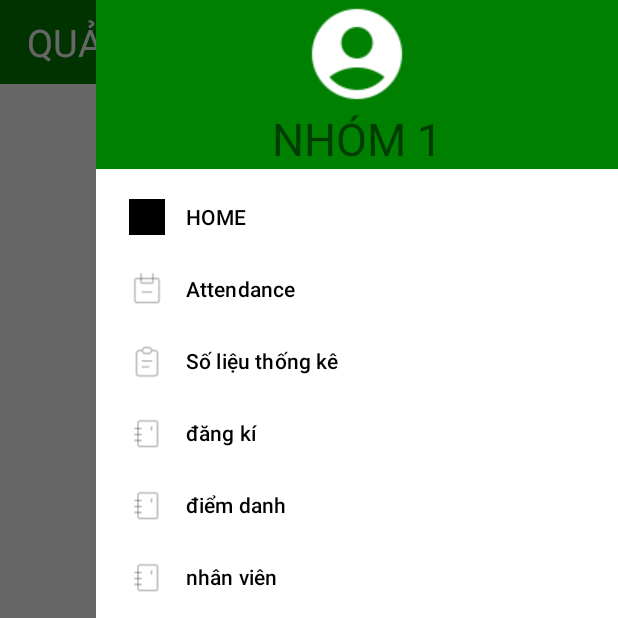
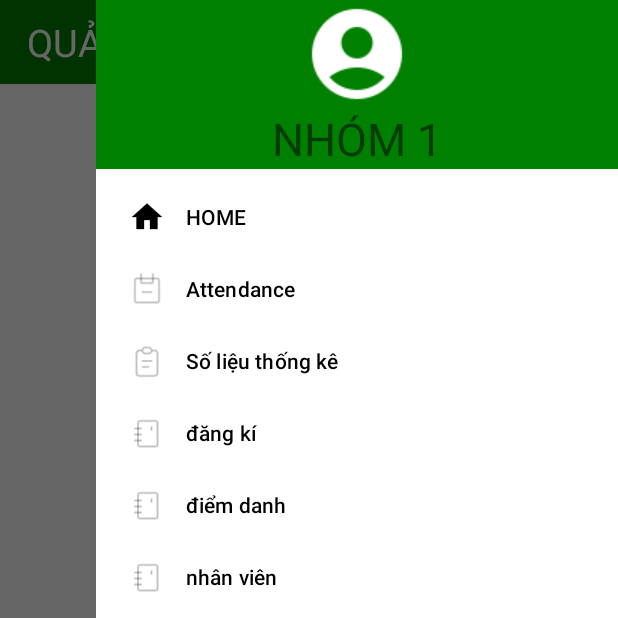
Before and after one commit to Anteel1/quanlinhanvien, an Android app: the screen it shows after launch (TrangChuActivity), with the side drawer open, on a phone screen of 412 x 824 dp, the top half of it. Run offline under Robolectric (Android 15) with nearby library versions, the phone set to English and light mode, and no system bars.

Commit message:
sửa icon home

```diff
--- a/app/src/main/res/menu/menu_nav.xml
+++ b/app/src/main/res/menu/menu_nav.xml
@@ -3,7 +3,7 @@
 
     <item
         android:id="@+id/menu_home"
-        android:icon="@drawable/group"
+        android:icon="@drawable/ic_home"
         android:title="HOME" />
     <item
         android:id="@+id/menu_Attendance"
```
